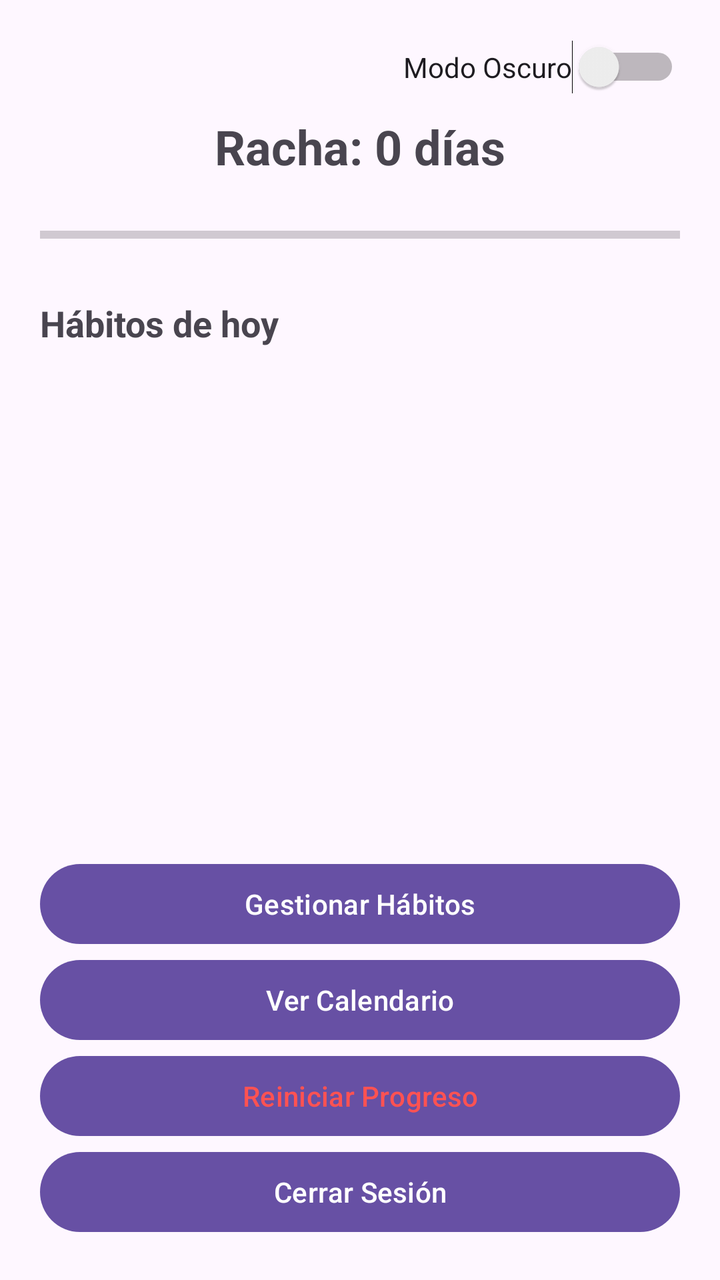
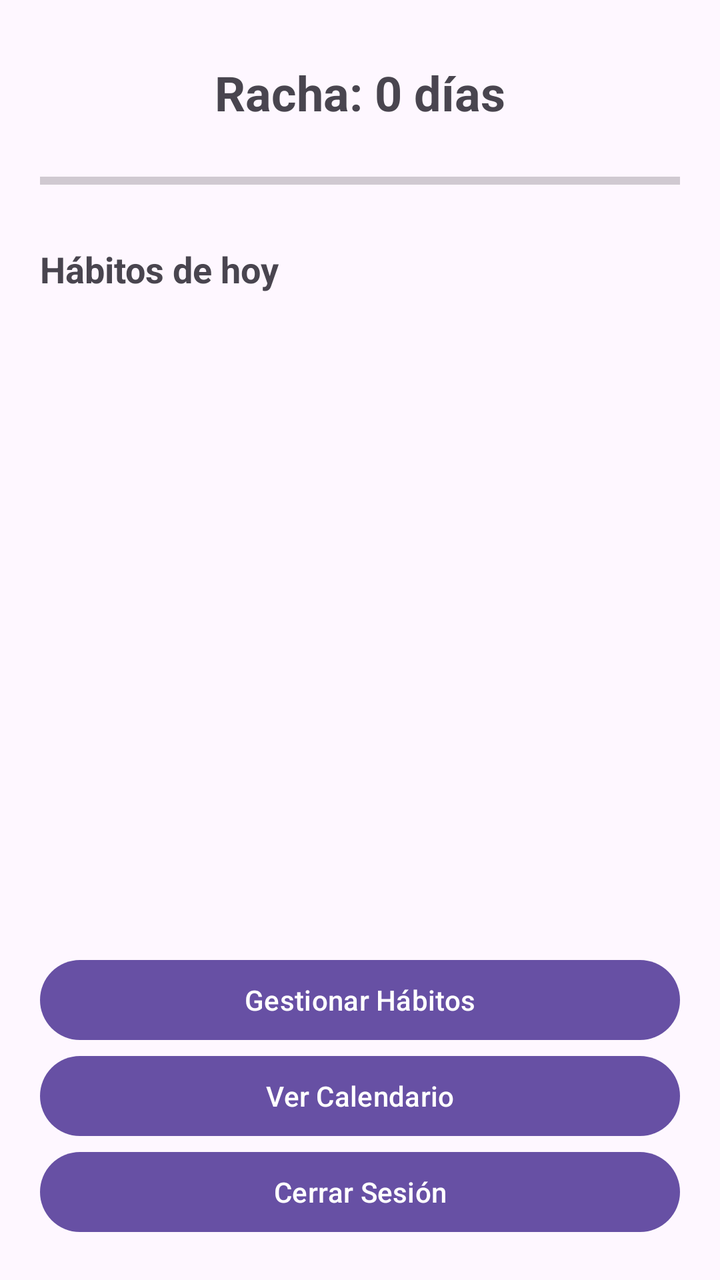

Screens rendered from an Android XML layout before and after an edit, with the pre-edit source and the edit as a unified diff.
<!-- AndroidManifest.xml: application theme Theme.HabiTrack -->
<!-- res/layout/activity_main.xml -->
<?xml version="1.0" encoding="utf-8"?>
<LinearLayout xmlns:android="http://schemas.android.com/apk/res/android"
    android:id="@+id/main"
    android:layout_width="match_parent"
    android:layout_height="match_parent"
    android:orientation="vertical"
    android:padding="20dp">

    <LinearLayout
        android:layout_width="match_parent"
        android:layout_height="wrap_content"
        android:gravity="end"
        android:orientation="horizontal">

        <Switch
            android:id="@+id/switchModoOscuro"
            android:layout_width="wrap_content"
            android:layout_height="wrap_content"
            android:text="Modo Oscuro" />
    </LinearLayout>

    <TextView
        android:id="@+id/tvRacha"
        android:layout_width="match_parent"
        android:layout_height="wrap_content"
        android:layout_marginTop="10dp"
        android:gravity="center"
        android:text="Racha: 0 días"
        android:textSize="24sp"
        android:textStyle="bold" />

    <ProgressBar
        android:id="@+id/progressBarHabitos"
        style="?android:attr/progressBarStyleHorizontal"
        android:layout_width="match_parent"
        android:layout_height="24dp"
        android:layout_marginTop="16dp"
        android:layout_marginBottom="20dp"
        android:max="100"
        android:progress="0" />

    <TextView
        android:layout_width="match_parent"
        android:layout_height="wrap_content"
        android:layout_marginBottom="8dp"
        android:text="Hábitos de hoy"
        android:textSize="18sp"
        android:textStyle="bold" />

    <ScrollView
        android:layout_width="match_parent"
        android:layout_height="0dp"
        android:layout_weight="1">

        <LinearLayout
            android:id="@+id/layoutContenedorHabitos"
            android:layout_width="match_parent"
            android:layout_height="wrap_content"
            android:orientation="vertical" />
    </ScrollView>

    <LinearLayout
        android:layout_width="match_parent"
        android:layout_height="wrap_content"
        android:layout_marginTop="12dp"
        android:orientation="vertical">

        <Button
            android:id="@+id/btnAgregarHabito"
            android:layout_width="match_parent"
            android:layout_height="wrap_content"
            android:text="Gestionar Hábitos" />

        <Button
            android:id="@+id/btnVerCalendario"
            android:layout_width="match_parent"
            android:layout_height="wrap_content"
            android:text="Ver Calendario" />

        <Button
            android:id="@+id/btnReiniciar"
            android:layout_width="match_parent"
            android:layout_height="wrap_content"
            android:text="Reiniciar Progreso"
            android:textColor="#FF5252" />

        <Button
            android:id="@+id/btnCerrarSesion"
            android:layout_width="match_parent"
            android:layout_height="wrap_content"
            android:text="Cerrar Sesión" />

    </LinearLayout>

</LinearLayout>
<!-- resources referenced by this layout -->
<resources>
  <style name="Theme.HabiTrack" parent="Base.Theme.HabiTrack" />
  <style name="Base.Theme.HabiTrack" parent="Theme.Material3.DayNight.NoActionBar">
          
          
      </style>
</resources>

<!-- the commit's change to res/layout/activity_main.xml (unified diff, before → after) -->
@@ -12,11 +12,6 @@
         android:gravity="end"
         android:orientation="horizontal">
 
-        <Switch
-            android:id="@+id/switchModoOscuro"
-            android:layout_width="wrap_content"
-            android:layout_height="wrap_content"
-            android:text="Modo Oscuro" />
     </LinearLayout>
 
     <TextView
@@ -78,13 +73,6 @@
             android:text="Ver Calendario" />
 
         <Button
-            android:id="@+id/btnReiniciar"
-            android:layout_width="match_parent"
-            android:layout_height="wrap_content"
-            android:text="Reiniciar Progreso"
-            android:textColor="#FF5252" />
-
-        <Button
             android:id="@+id/btnCerrarSesion"
             android:layout_width="match_parent"
             android:layout_height="wrap_content"
